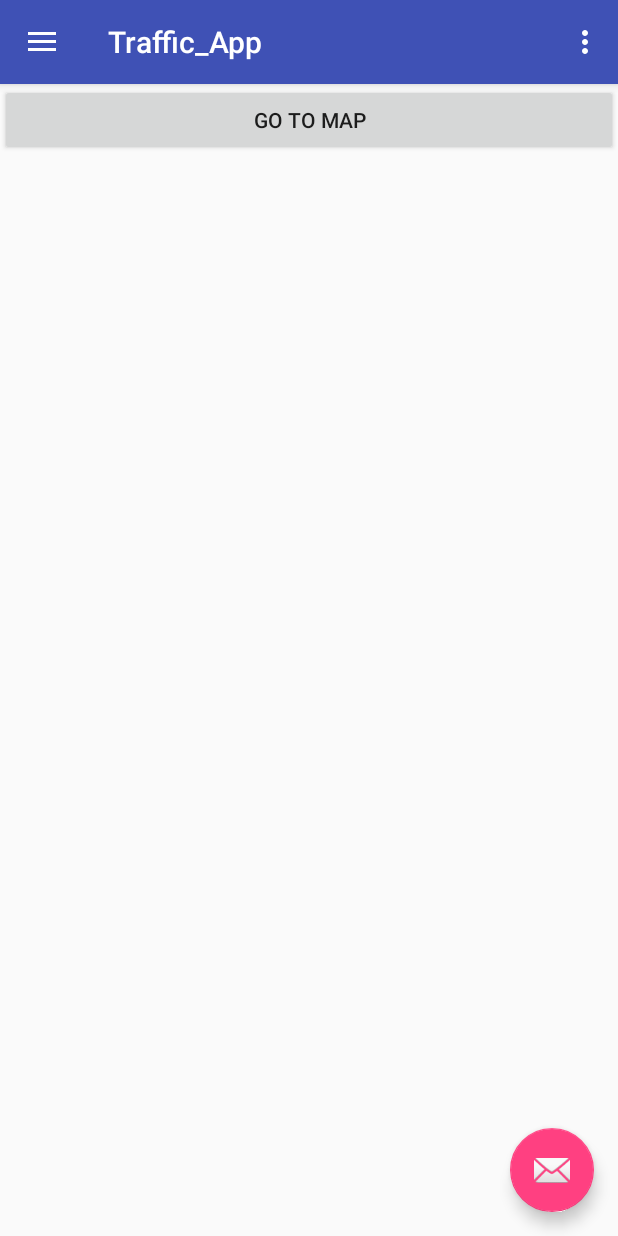
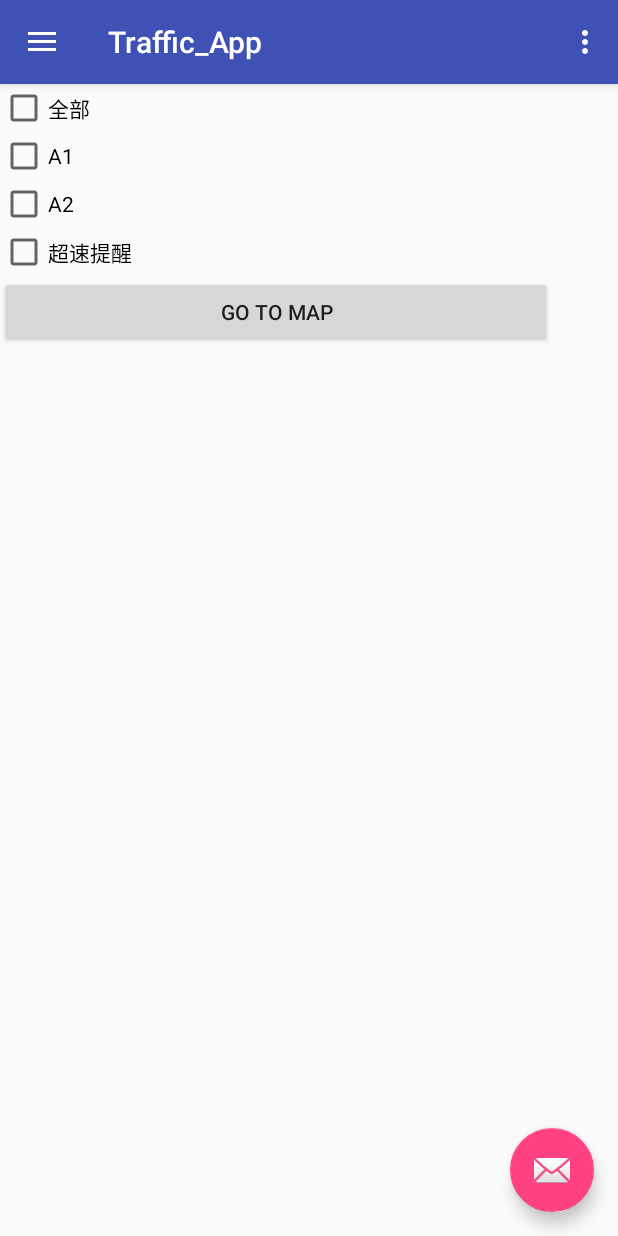
Before and after one commit to cindywushu/trafficapp, an Android app: the screen it shows after launch (MainActivity), on a phone screen of 412 x 824 dp. Run offline under Robolectric (Android 15) with nearby library versions, the phone set to English and light mode, and no system bars.

```diff
--- a/app/src/main/java/com/example/traffic_app/MainActivity.java
+++ b/app/src/main/java/com/example/traffic_app/MainActivity.java
@@ -13,14 +13,25 @@ import android.support.v7.app.AppCompatActivity;
 import android.support.v7.widget.Toolbar;
 import android.view.Menu;
 import android.view.MenuItem;
+import android.widget.CheckBox;
+import android.widget.TextView;
 
 public class MainActivity extends AppCompatActivity
         implements NavigationView.OnNavigationItemSelectedListener {
+
+    static CheckBox all;
+    static CheckBox A1;
+    static CheckBox A2;
+    static CheckBox speednoti;
 
     @Override
     protected void onCreate(Bundle savedInstanceState) {
         super.onCreate(savedInstanceState);
         setContentView(R.layout.activity_main);
+        all = (CheckBox)findViewById(R.id.all);
+        A1 = (CheckBox)findViewById(R.id.A1);
+        A2 = (CheckBox)findViewById(R.id.A2);
+        speednoti = (CheckBox)findViewById(R.id.speed);
         Toolbar toolbar = (Toolbar) findViewById(R.id.toolbar);
         setSupportActionBar(toolbar);
 
@@ -102,6 +113,10 @@ public class MainActivity extends AppCompatActivity
 
     public void goto_Map(View view) {
         Intent intent=new Intent(MainActivity.this,MapsActivity.class);
+//        intent.putExtra("all", all.isChecked());
+//        intent.putExtra("A1", A1.isChecked());
+//        intent.putExtra("A2", A2.isChecked());
+//        intent.putExtra("speednoti", speednoti.isChecked());
         startActivity(intent);
     }
 }
--- a/app/src/main/java/com/example/traffic_app/MapsActivity.java
+++ b/app/src/main/java/com/example/traffic_app/MapsActivity.java
@@ -32,6 +32,7 @@ import com.google.android.gms.maps.CameraUpdateFactory;
 import com.google.android.gms.maps.GoogleMap;
 import com.google.android.gms.maps.OnMapReadyCallback;
 import com.google.android.gms.maps.SupportMapFragment;
+import com.google.android.gms.maps.model.BitmapDescriptorFactory;
 import com.google.android.gms.maps.model.LatLng;
 import com.google.android.gms.maps.model.Marker;
 import com.google.android.gms.maps.model.MarkerOptions;
@@ -69,6 +70,10 @@ public class MapsActivity extends FragmentActivity implements OnMapReadyCallback
     double speed;
 
     private static final int NOTIF_ID = 1;
+//    Boolean all = getIntent().getExtras().getBoolean("all");
+//    Boolean A1 = getIntent().getExtras().getBoolean("A1");
+//    Boolean A2 = getIntent().getExtras().getBoolean("A2");
+//    Boolean speednoti = getIntent().getExtras().getBoolean("speednoti");
 
     @Override
     protected void onCreate(Bundle savedInstanceState) {
@@ -104,7 +109,7 @@ public class MapsActivity extends FragmentActivity implements OnMapReadyCallback
         timer = new Timer();
         initializeTimerTask();
         //第一次執行3秒, 之後每隔2秒執行一次
-        timer.schedule(timerTask, 3000, 2000); //
+        timer.schedule(timerTask, 3000, 1000);
     }
 
 //    public void stoptimertask(View v) {
@@ -171,6 +176,7 @@ public class MapsActivity extends FragmentActivity implements OnMapReadyCallback
 
         mMap.moveCamera(CameraUpdateFactory.newLatLng(yourposition));
         mMap.animateCamera(CameraUpdateFactory.zoomTo(11));
+        mMap.clear();
 
         //計算速度
         speed = location.getSpeed() * 18 / 5;
@@ -280,7 +286,6 @@ public class MapsActivity extends FragmentActivity implements OnMapReadyCallback
             public void onResponse(Response<List<Traffic>> response, Retrofit retrofit) {
 
                 try {
-
                     List<Traffic> TrafficData = response.body();
 
                     for (int i = 0;i <= TrafficData.size();i++) {
@@ -297,9 +302,12 @@ public class MapsActivity extends FragmentActivity implements OnMapReadyCallback
 
                         distance = (yourposition_location.distanceTo(dbposition_location));
 
-                        if (distance<=505 && distance>=500) { //距離接近500公尺時通知 distance<=505 && distance>=500
-                            mMap.clear();
-                            mCurrLocationMarker = mMap.addMarker(new MarkerOptions().position(dbposition).title("Dbposition"));//Mark資料庫的點
+                        if (distance<500){
+
+                            mCurrLocationMarker = mMap.addMarker(new MarkerOptions().position(dbposition).title("Dbposition").icon(BitmapDescriptorFactory
+                                    .defaultMarker(BitmapDescriptorFactory.HUE_RED)));//Mark資料庫的點 HUE_RED/HUE_ORANGE
+
+                            if (distance<=505 && distance>=500) { //距離接近500公尺時通知
                                 Toast.makeText(getBaseContext(),"距離："+ distance, Toast.LENGTH_LONG).show();
                                 //使用聲音
                                 Uri soundUri = Uri.parse("android.resource://" + getPackageName() + "/" + R.raw.dan_ten);
@@ -330,6 +338,7 @@ public class MapsActivity extends FragmentActivity implements OnMapReadyCallback
                                 note.ledOffMS = 300;
                                 notiMgr.notify(NOTIF_ID, note);// 送出通知訊息
                                 break;
+                            }
                         }
                     }
                 } catch (Exception e) {
--- a/app/src/main/java/com/example/traffic_app/Traffic.java
+++ b/app/src/main/java/com/example/traffic_app/Traffic.java
@@ -10,6 +10,7 @@ public class Traffic {
      * sort : 營業用-半聯結車;營業用-半聯結車
      * longitude : 120.41
      * latitude : 23.5382
+     * category : A1
      */
 
     private String id;
@@ -19,6 +20,7 @@ public class Traffic {
     private String sort;
     private String longitude;
     private String latitude;
+    private String category;
 
     public String getId() {
         return id;
@@ -76,4 +78,11 @@ public class Traffic {
         this.latitude = latitude;
     }
 
+    public String getCategory() {
+        return category;
+    }
+
+    public void setCategory(String category) {
+        this.category = category;
+    }
 }
--- a/app/src/main/res/layout/content_main.xml
+++ b/app/src/main/res/layout/content_main.xml
@@ -8,13 +8,53 @@
     tools:context=".MainActivity"
     tools:showIn="@layout/app_bar_main">
 
+    <LinearLayout
+        android:layout_width="368dp"
+        android:layout_height="239dp"
+        android:orientation="vertical"
+        tools:layout_editor_absoluteX="8dp"
+        tools:layout_editor_absoluteY="134dp">
+
+        <CheckBox
+            android:id="@+id/all"
+            android:layout_width="match_parent"
+            android:layout_height="wrap_content"
+            android:text="全部"
+            tools:layout_editor_absoluteX="16dp"
+            tools:layout_editor_absoluteY="208dp" />
+
+        <CheckBox
+            android:id="@+id/A1"
+            android:layout_width="match_parent"
+            android:layout_height="wrap_content"
+            android:text="A1"
+            tools:layout_editor_absoluteX="16dp"
+            tools:layout_editor_absoluteY="239dp" />
+
+        <CheckBox
+            android:id="@+id/A2"
+            android:layout_width="match_parent"
+            android:layout_height="wrap_content"
+            android:text="A2"
+            tools:layout_editor_absoluteX="16dp"
+            tools:layout_editor_absoluteY="271dp" />
+
+        <CheckBox
+            android:id="@+id/speed"
+            android:layout_width="match_parent"
+            android:layout_height="wrap_content"
+            android:text="超速提醒"
+            tools:layout_editor_absoluteX="16dp"
+            tools:layout_editor_absoluteY="303dp" />
+
         <Button
-        android:id="@+id/button2"
+            android:id="@+id/goto_map"
             android:layout_width="match_parent"
             android:layout_height="wrap_content"
             android:onClick="goto_Map"
             android:text="GO TO MAP"
             tools:layout_editor_absoluteX="0dp"
-        tools:layout_editor_absoluteY="89dp" />
+            tools:layout_editor_absoluteY="323dp" />
+    </LinearLayout>
 
 </android.support.constraint.ConstraintLayout>
```
Lines whose indentation alone changed are shown as unchanged.
